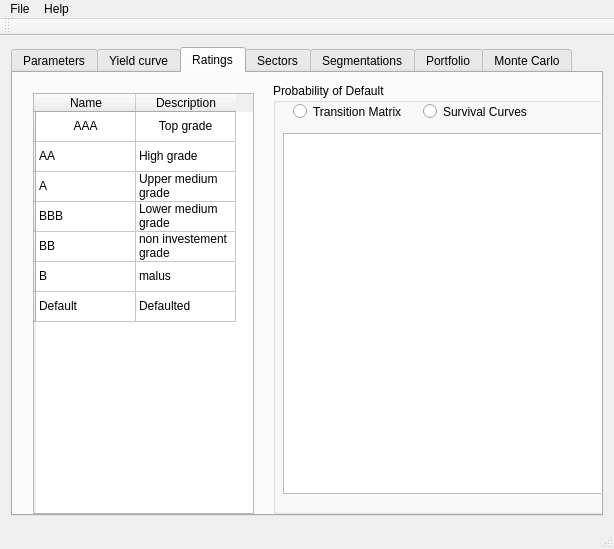
Old version of the form src/gui/MainWindow.ui in the repository torrentg/ccruncher.
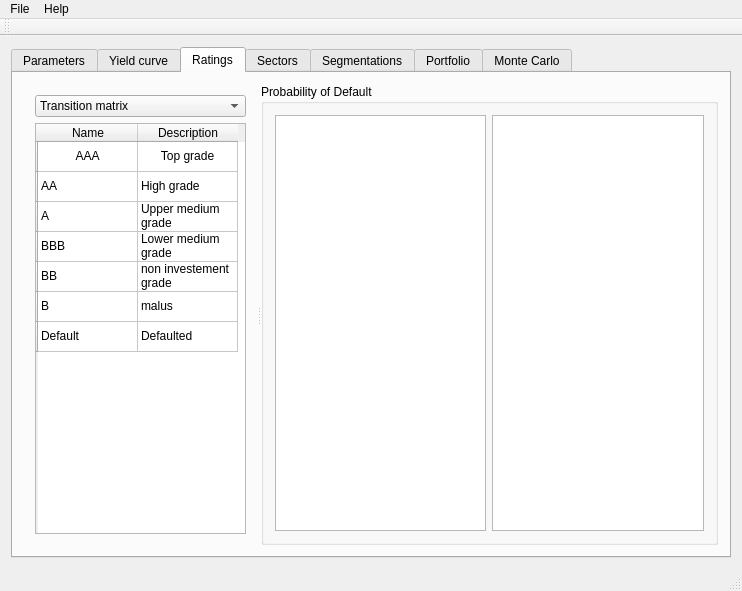
New version of the form. The open tabs and pages were chosen to show the change.

What changed in the file:
```diff
--- a/src/gui/MainWindow.ui
+++ b/src/gui/MainWindow.ui
@@ -6,15 +6,15 @@
    <rect>
     <x>0</x>
     <y>0</y>
-    <width>614</width>
-    <height>549</height>
+    <width>742</width>
+    <height>591</height>
    </rect>
   </property>
   <property name="windowTitle">
    <string>ccruncher</string>
   </property>
   <widget class="QWidget" name="centralWidget">
-   <layout class="QGridLayout" name="gridLayout_6">
+   <layout class="QGridLayout" name="gridLayout_7">
     <item row="0" column="0">
      <widget class="QTabWidget" name="tabWidget">
       <property name="currentIndex">
@@ -451,15 +451,30 @@
        <attribute name="title">
         <string>Ratings</string>
        </attribute>
-       <widget class="QTableWidget" name="tableWidget_2">
-        <property name="geometry">
-         <rect>
-          <x>20</x>
-          <y>20</y>
-          <width>221</width>
-          <height>421</height>
-         </rect>
-        </property>
+       <layout class="QGridLayout" name="gridLayout_2">
+        <item row="0" column="0">
+         <widget class="QSplitter" name="splitter">
+          <property name="orientation">
+           <enum>Qt::Horizontal</enum>
+          </property>
+          <widget class="QWidget" name="layoutWidget_2">
+           <layout class="QVBoxLayout" name="verticalLayout_2">
+            <item>
+             <widget class="QComboBox" name="pd_type">
+              <item>
+               <property name="text">
+                <string>Transition matrix</string>
+               </property>
+              </item>
+              <item>
+               <property name="text">
+                <string>Survival curves</string>
+               </property>
+              </item>
+             </widget>
+            </item>
+            <item>
+             <widget class="QTableWidget" name="ratings">
         <property name="gridStyle">
          <enum>Qt::SolidLine</enum>
         </property>
@@ -588,58 +603,25 @@
          </property>
         </item>
        </widget>
-       <widget class="QGroupBox" name="groupBox_3">
-        <property name="geometry">
-         <rect>
-          <x>260</x>
-          <y>10</y>
-          <width>351</width>
-          <height>431</height>
-         </rect>
-        </property>
+            </item>
+           </layout>
+          </widget>
+          <widget class="QGroupBox" name="pd_label">
         <property name="title">
          <string>Probability of Default</string>
         </property>
-        <property name="checkable">
-         <bool>false</bool>
-        </property>
-        <widget class="QRadioButton" name="radioButton">
-         <property name="geometry">
-          <rect>
-           <x>20</x>
-           <y>20</y>
-           <width>141</width>
-           <height>17</height>
-          </rect>
-         </property>
-         <property name="text">
-          <string>Transition Matrix</string>
-         </property>
-        </widget>
-        <widget class="QRadioButton" name="radioButton_2">
-         <property name="geometry">
-          <rect>
-           <x>150</x>
-           <y>20</y>
-           <width>141</width>
-           <height>17</height>
-          </rect>
-         </property>
-         <property name="text">
-          <string>Survival Curves</string>
-         </property>
-        </widget>
-        <widget class="QTableWidget" name="tableWidget_3">
-         <property name="geometry">
-          <rect>
-           <x>10</x>
-           <y>50</y>
-           <width>331</width>
-           <height>361</height>
-          </rect>
-         </property>
-        </widget>
-       </widget>
+           <layout class="QGridLayout" name="gridLayout_6">
+            <item row="0" column="0">
+             <widget class="QTableWidget" name="transitions_values"/>
+            </item>
+            <item row="0" column="1">
+             <widget class="QTableWidget" name="survival_values"/>
+            </item>
+           </layout>
+          </widget>
+         </widget>
+        </item>
+       </layout>
       </widget>
       <widget class="QWidget" name="tab_4">
        <attribute name="title">
@@ -1384,7 +1366,7 @@
     <rect>
      <x>0</x>
      <y>0</y>
-     <width>614</width>
+     <width>742</width>
      <height>25</height>
     </rect>
    </property>
```
Left out of the diff: 55 changed lines with no effect on the pictures. Lines whose indentation alone changed are shown as unchanged.
